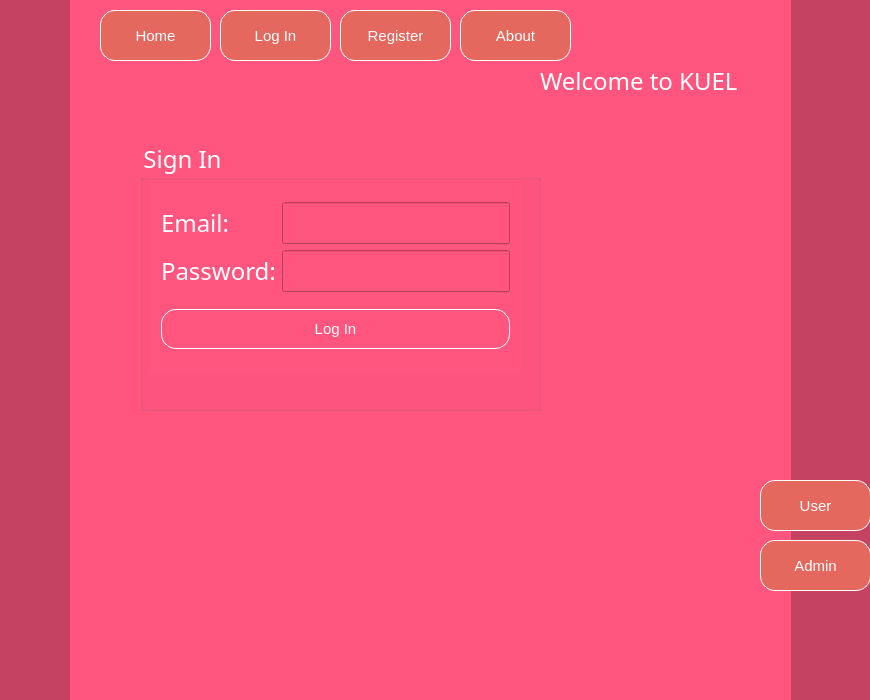
Before: the Qt Designer form mainwindow.ui in MdTeach/KU_EL, drawn with Qt 5.
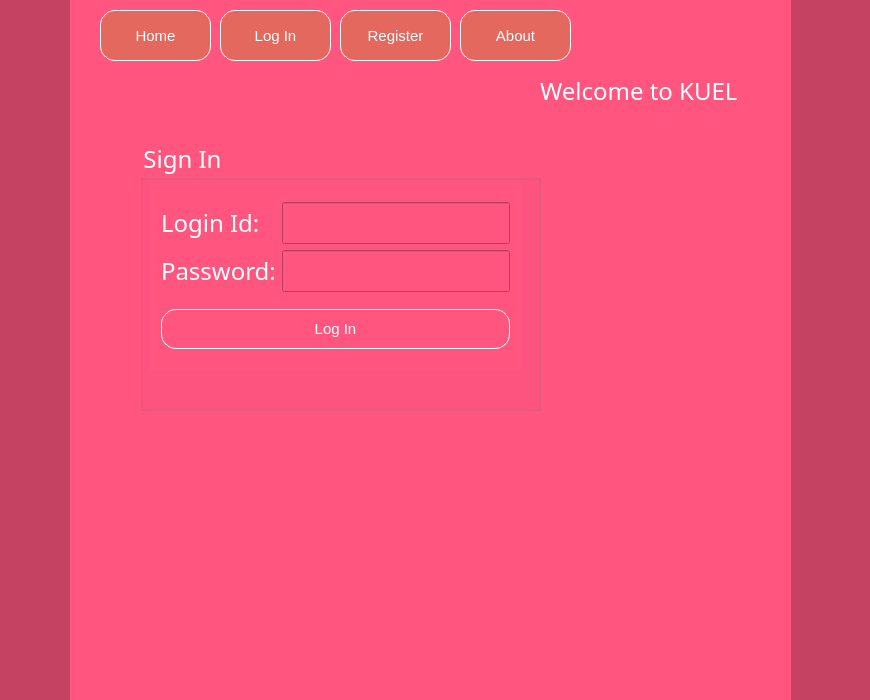
After: the same form once the commit is applied. The open tabs and pages were chosen to show the change. Icons and pictures are not drawn.

The edit to the form file:
```diff
--- a/mainwindow.ui
+++ b/mainwindow.ui
@@ -216,7 +216,7 @@
             <item>
              <widget class="QLabel" name="label">
               <property name="text">
-               <string>Email:</string>
+               <string>Login Id:</string>
               </property>
              </widget>
             </item>
@@ -523,12 +523,15 @@
    <widget class="QPushButton" name="userButton">
     <property name="geometry">
      <rect>
-      <x>760</x>
-      <y>480</y>
+      <x>750</x>
+      <y>710</y>
       <width>111</width>
       <height>51</height>
      </rect>
     </property>
+    <property name="styleSheet">
+     <string notr="true"/>
+    </property>
     <property name="text">
      <string>User</string>
     </property>
@@ -536,8 +539,8 @@
    <widget class="QPushButton" name="adminButton">
     <property name="geometry">
      <rect>
-      <x>760</x>
-      <y>540</y>
+      <x>670</x>
+      <y>710</y>
       <width>111</width>
       <height>51</height>
      </rect>
@@ -550,7 +553,7 @@
     <property name="geometry">
      <rect>
       <x>540</x>
-      <y>-10</y>
+      <y>0</y>
       <width>321</width>
       <height>181</height>
      </rect>
```
Left out of the diff: 4 changed lines with no effect on the pictures.
